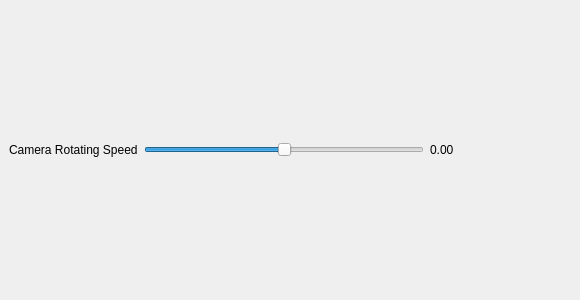
Qt form src/editor/include/agz/editor/ui/GlobalSettingWidget.ui (AirGuanZ/Atrc) before a commit.
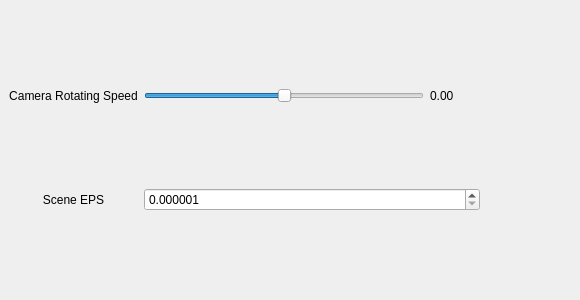
The same form after that commit.

The edit to the form file:
```diff
--- a/src/editor/include/agz/editor/ui/GlobalSettingWidget.ui
+++ b/src/editor/include/agz/editor/ui/GlobalSettingWidget.ui
@@ -23,6 +23,16 @@
     </rect>
    </property>
    <layout class="QGridLayout" name="gridLayout">
+    <item row="0" column="0">
+     <widget class="QLabel" name="label">
+      <property name="text">
+       <string>Camera Rotating Speed</string>
+      </property>
+      <property name="alignment">
+       <set>Qt::AlignCenter</set>
+      </property>
+     </widget>
+    </item>
     <item row="0" column="2">
      <widget class="QSlider" name="camera_rotate_speed">
       <property name="maximum">
@@ -36,13 +46,6 @@
       </property>
      </widget>
     </item>
-    <item row="0" column="0">
-     <widget class="QLabel" name="label">
-      <property name="text">
-       <string>Camera Rotating Speed</string>
-      </property>
-     </widget>
-    </item>
     <item row="0" column="3">
      <widget class="QLabel" name="display_camera_rotate_speed">
       <property name="sizePolicy">
@@ -62,6 +65,26 @@
       </property>
      </widget>
     </item>
+    <item row="1" column="0">
+     <widget class="QLabel" name="label_2">
+      <property name="text">
+       <string>Scene EPS</string>
+      </property>
+      <property name="alignment">
+       <set>Qt::AlignCenter</set>
+      </property>
+     </widget>
+    </item>
+    <item row="1" column="2" colspan="2">
+     <widget class="QDoubleSpinBox" name="scene_eps">
+      <property name="decimals">
+       <number>6</number>
+      </property>
+      <property name="minimum">
+       <double>0.000001000000000</double>
+      </property>
+     </widget>
+    </item>
    </layout>
   </widget>
  </widget>
```
